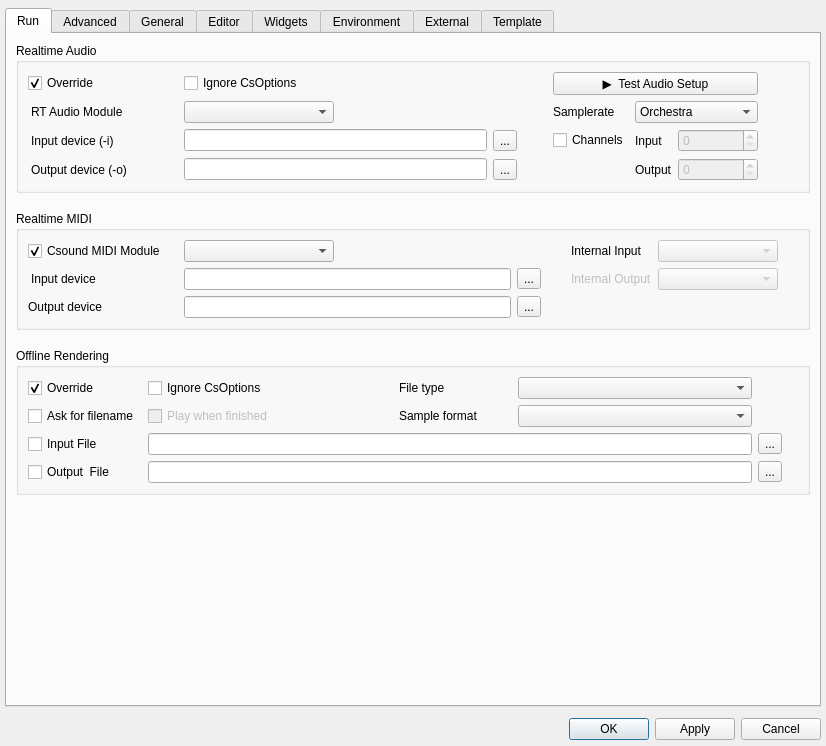
Qt form src/configdialog.ui (CsoundQt/CsoundQt) before a commit.
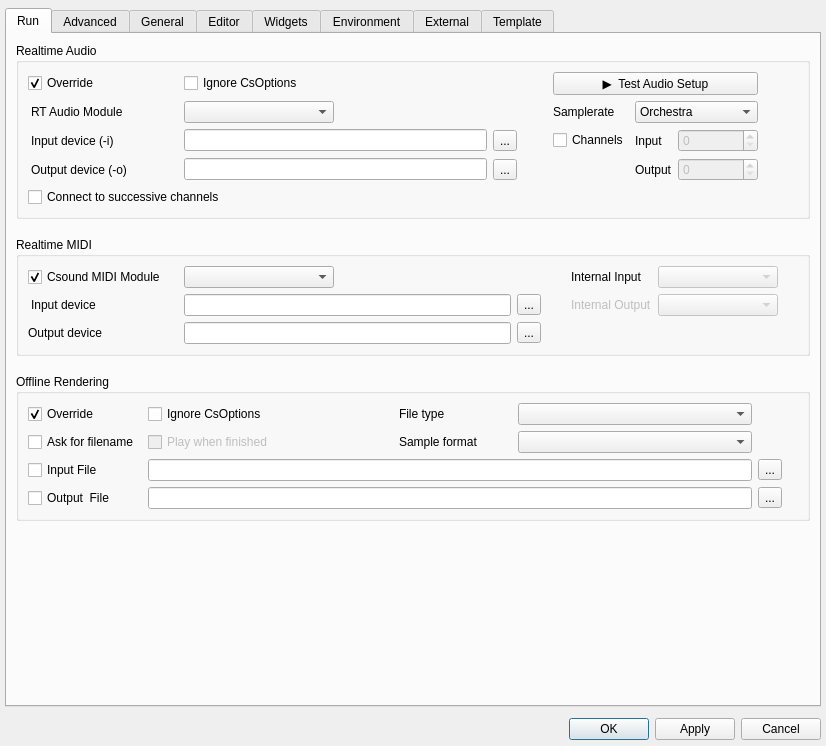
The same form after that commit. The open tabs and pages were chosen to show the change.

Patch:
```diff
--- a/src/configdialog.ui
+++ b/src/configdialog.ui
@@ -489,6 +489,16 @@
                   </property>
                  </widget>
                 </item>
+                <item row="4" column="0" colspan="7">
+                 <widget class="QCheckBox" name="connectSuccessivePortsCheckBox">
+                  <property name="toolTip">
+                   <string>For the JACK backend: when a specific port is selected, connect the output and input channels to that port and the following ports of the same device (alphabetically ordered), instead of only the selected port.</string>
+                  </property>
+                  <property name="text">
+                   <string>Connect to successive channels</string>
+                  </property>
+                 </widget>
+                </item>
                </layout>
               </item>
              </layout>
```
